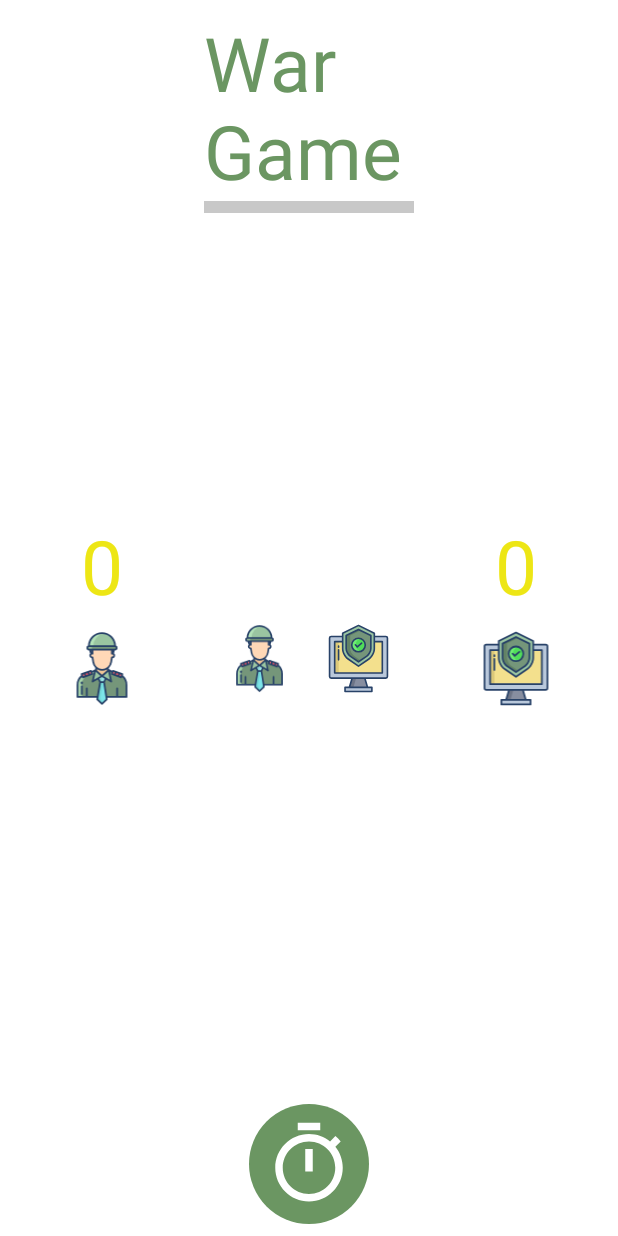
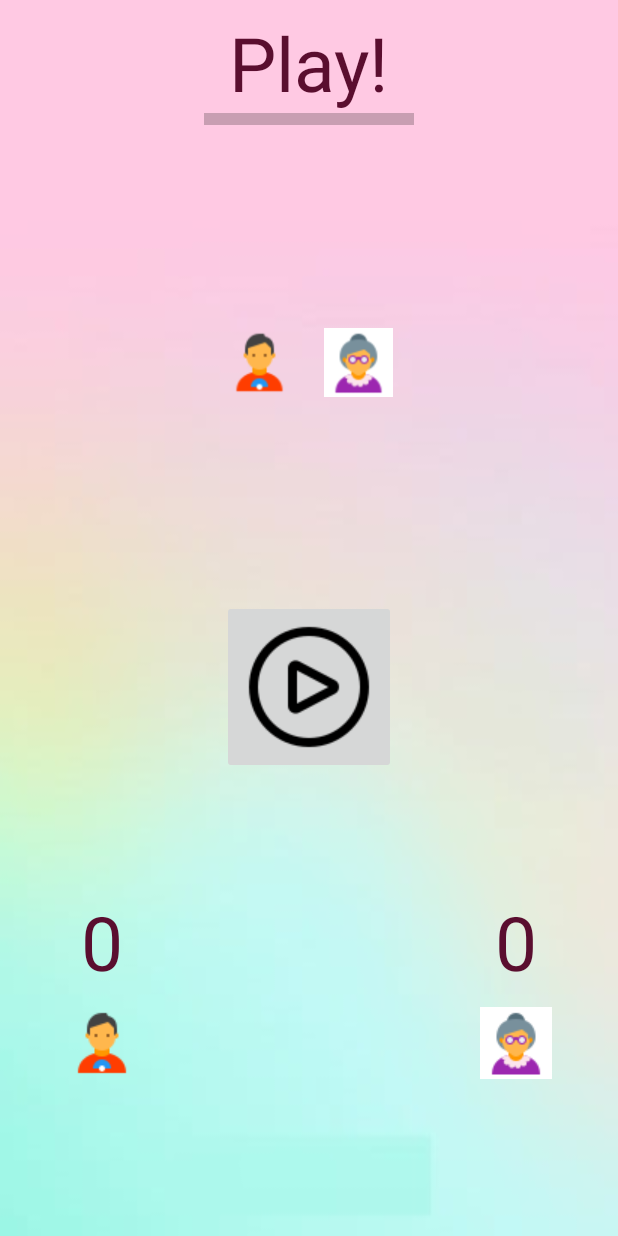
Before and after one commit to hilaperi/Hw2, an Android app: the layout activity_main.xml on its own in the app's theme, with its tools: preview values and no code run, on a phone screen of 412 x 824 dp. Run offline under Robolectric (Android 15) with nearby library versions, the light colour scheme and no system bars.

Commit message:
main_activity
main_activity

```diff
--- a/app/src/main/res/drawable/play_button_background.xml
+++ /dev/null
@@ -1,12 +0,0 @@
-<?xml version="1.0" encoding="utf-8"?>
-<shape xmlns:android="http://schemas.android.com/apk/res/android"
-    android:shape="oval">
-
-    <solid android:color="@color/dark_green_700" />
-
-    <stroke android:color="@color/white" />
-
-    <size
-        android:width="80dp"
-        android:height="80dp" />
-</shape>
--- a/app/src/main/res/layout/activity_main.xml
+++ b/app/src/main/res/layout/activity_main.xml
@@ -10,6 +10,7 @@
         android:layout_width="match_parent"
         android:layout_height="match_parent"
         android:contentDescription="@string/background"
+        android:background="@drawable/background"
         android:scaleType="centerCrop" />
 
     <LinearLayout
@@ -25,7 +26,8 @@
             android:layout_margin="4dp"
             android:layout_weight="0"
             android:orientation="vertical"
-            android:gravity="center">
+            android:gravity="center"
+            android:paddingTop="500dp">
 
             <TextView
                 android:id="@+id/main_LBL_score_player_A"
@@ -33,7 +35,7 @@
                 android:layout_height="wrap_content"
                 android:layout_gravity="center"
                 android:text="@string/start_score"
-                android:textColor="@color/yellow"
+                android:textColor="@color/score"
                 android:textSize="50sp" />
 
             <ImageView
@@ -42,7 +44,7 @@
                 android:layout_height="wrap_content"
                 android:layout_margin="10dp"
                 android:contentDescription="@string/player"
-                android:src="@drawable/player_boy" />
+                android:src="@drawable/man" />
 
         </LinearLayout>
 
@@ -51,15 +53,16 @@
             android:layout_height="match_parent"
             android:layout_margin="4dp"
             android:layout_weight="1"
-            android:orientation="vertical">
+            android:orientation="vertical"
+            android:paddingBottom="300dp">
 
             <TextView
                 android:layout_width="wrap_content"
                 android:layout_height="wrap_content"
                 android:layout_gravity="center"
                 android:layout_weight="0"
-                android:text="@string/game_name"
-                android:textColor="@color/dark_green_700"
+                android:text="@string/Play"
+                android:textColor="@color/score"
                 android:textSize="50sp" />
 
             <ProgressBar
@@ -85,7 +88,7 @@
                     android:layout_margin="10dp"
                     android:layout_weight="1"
                     android:contentDescription="@string/card"
-                    android:src="@drawable/player_boy" />
+                    android:src="@drawable/man" />
 
 
                 <ImageView
@@ -95,7 +98,7 @@
                     android:layout_margin="10dp"
                     android:layout_weight="1"
                     android:contentDescription="@string/card"
-                    android:src="@drawable/player_computer" />
+                    android:src="@drawable/oldwoman" />
 
             </LinearLayout>
 
@@ -105,10 +108,10 @@
                 android:layout_height="wrap_content"
                 android:layout_gravity="center"
                 android:layout_weight="0"
-                android:background="@drawable/play_button_background"
                 android:padding="10dp"
                 android:scaleType="fitCenter"
-                android:src="@drawable/play_button_timer" />
+                android:src="@drawable/play"
+                />
 
         </LinearLayout>
 
@@ -117,15 +120,17 @@
             android:layout_height="match_parent"
             android:layout_margin="4dp"
             android:orientation="vertical"
-            android:gravity="center">
+            android:gravity="center"
+            android:paddingTop="500dp">
 
-            <TextView
+
+        <TextView
                 android:id="@+id/main_LBL_score_player_B"
                 android:layout_width="wrap_content"
                 android:layout_height="wrap_content"
                 android:layout_gravity="center"
                 android:text="@string/start_score"
-                android:textColor="@color/yellow"
+                android:textColor="@color/score"
                 android:textSize="50sp" />
 
             <ImageView
@@ -134,7 +139,7 @@
                 android:layout_height="wrap_content"
                 android:layout_margin="10dp"
                 android:contentDescription="@string/player"
-                android:src="@drawable/player_computer" />
+                android:src="@drawable/oldwoman" />
 
         </LinearLayout>
 
--- a/app/src/main/res/values/colors.xml
+++ b/app/src/main/res/values/colors.xml
@@ -1,6 +1,8 @@
 <?xml version="1.0" encoding="utf-8"?>
 <resources>
     <color name="purple_200">#FFBB86FC</color>
+    <color name="score">#5A0E2F</color>
+
     <color name="purple_700">#FF3700B3</color>
     <color name="teal_200">#FF03DAC5</color>
     <color name="teal_700">#FF018786</color>
--- a/app/src/main/res/values/strings.xml
+++ b/app/src/main/res/values/strings.xml
@@ -2,6 +2,8 @@
     <string name="app_name">War Game PRO</string>
     <string name="start_score">0</string>
     <string name="game_name">War Game</string>
+    <string name="Play">Play!</string>
+
     <string name="background">background</string>
     <string name="player">player</string>
     <string name="card">card</string>
```
Also changed, not shown: app/src/main/res/drawable/background.jpg (added), app/src/main/res/drawable/iron_background.jpg (deleted), app/src/main/res/drawable/lady.png (added), app/src/main/res/drawable/man.png (added), app/src/main/res/drawable/oldwoman.png (added), app/src/main/res/drawable/play.png (added).
